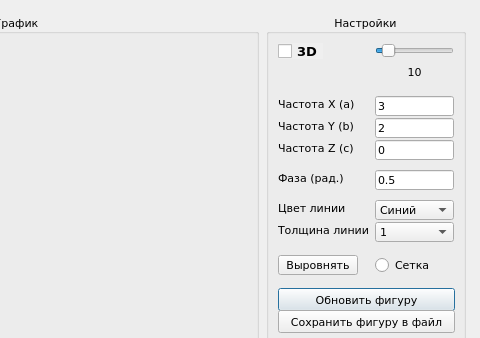
Above: main_window.ui from Laztrex/simple-graphics-lissajous before the change; both pictures show x 240 to 720 and y 0 to 338 of the 720 by 436 pixel window. Below: the same form after it.
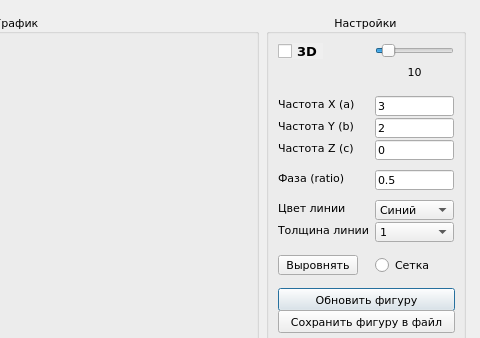
That is the form after the change.

Patch:
```diff
--- a/main_window.ui
+++ b/main_window.ui
@@ -406,7 +406,7 @@
           </font>
          </property>
          <property name="text">
-          <string>Фаза (рад.)</string>
+          <string>Фаза (ratio)</string>
          </property>
         </widget>
        </item>
```
